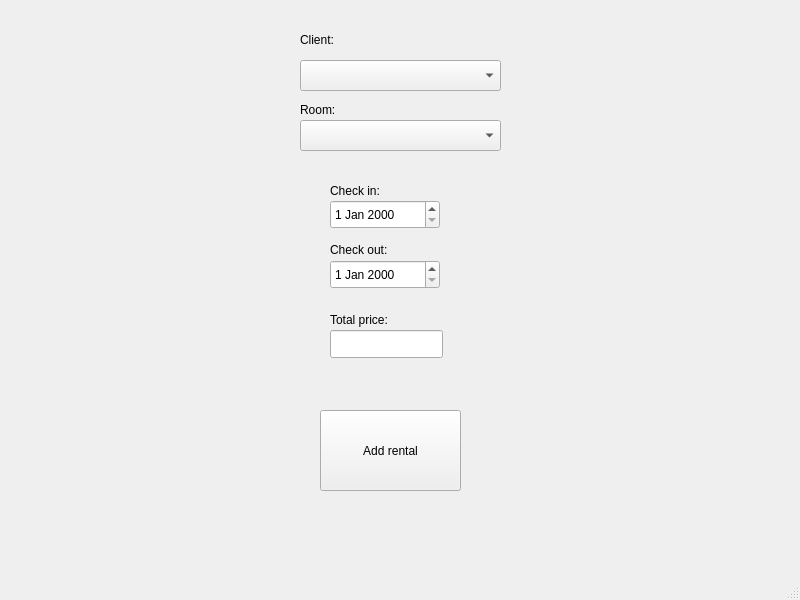
Qt form addrental.ui (sluchson/Projekt-Studia-HotelSystem) before a commit.
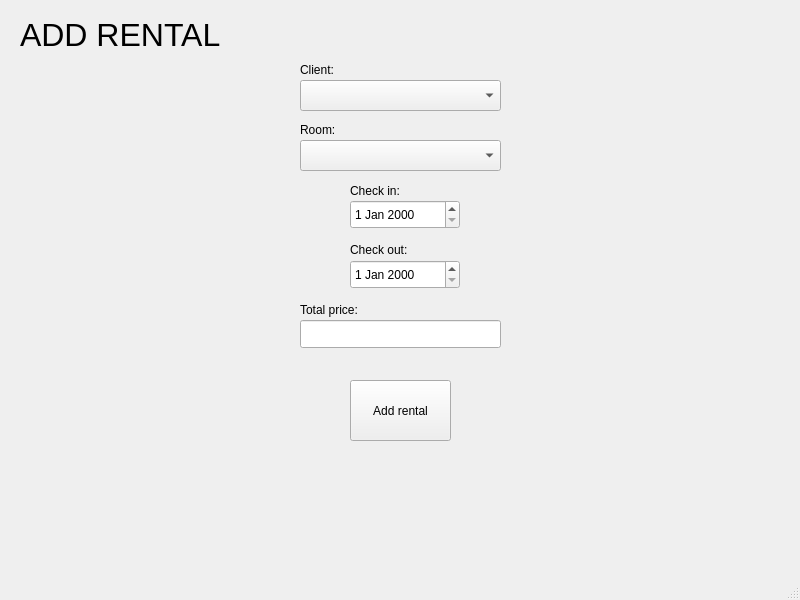
The same form after that commit.

What changed in the file:
```diff
--- a/addrental.ui
+++ b/addrental.ui
@@ -17,10 +17,10 @@
    <widget class="QPushButton" name="pushButton_add_rental">
     <property name="geometry">
      <rect>
-      <x>320</x>
-      <y>410</y>
-      <width>141</width>
-      <height>81</height>
+      <x>350</x>
+      <y>380</y>
+      <width>101</width>
+      <height>61</height>
      </rect>
     </property>
     <property name="text">
@@ -31,7 +31,7 @@
     <property name="geometry">
      <rect>
       <x>300</x>
-      <y>60</y>
+      <y>80</y>
       <width>201</width>
       <height>31</height>
      </rect>
@@ -40,7 +40,7 @@
    <widget class="QDateEdit" name="dateEdit_checkin">
     <property name="geometry">
      <rect>
-      <x>330</x>
+      <x>350</x>
       <y>200</y>
       <width>110</width>
       <height>29</height>
@@ -50,7 +50,7 @@
    <widget class="QDateEdit" name="dateEdit_checkout">
     <property name="geometry">
      <rect>
-      <x>330</x>
+      <x>350</x>
       <y>260</y>
       <width>110</width>
       <height>29</height>
@@ -61,7 +61,7 @@
     <property name="geometry">
      <rect>
       <x>300</x>
-      <y>120</y>
+      <y>140</y>
       <width>201</width>
       <height>31</height>
      </rect>
@@ -70,9 +70,9 @@
    <widget class="QLineEdit" name="lineEdit_price">
     <property name="geometry">
      <rect>
-      <x>330</x>
-      <y>330</y>
-      <width>113</width>
+      <x>300</x>
+      <y>320</y>
+      <width>201</width>
       <height>28</height>
      </rect>
     </property>
@@ -81,7 +81,7 @@
     <property name="geometry">
      <rect>
       <x>300</x>
-      <y>30</y>
+      <y>60</y>
       <width>63</width>
       <height>20</height>
      </rect>
@@ -94,7 +94,7 @@
     <property name="geometry">
      <rect>
       <x>300</x>
-      <y>100</y>
+      <y>120</y>
       <width>63</width>
       <height>20</height>
      </rect>
@@ -106,7 +106,7 @@
    <widget class="QLabel" name="label_3">
     <property name="geometry">
      <rect>
-      <x>330</x>
+      <x>350</x>
       <y>180</y>
       <width>63</width>
       <height>21</height>
@@ -119,7 +119,7 @@
    <widget class="QLabel" name="label_4">
     <property name="geometry">
      <rect>
-      <x>330</x>
+      <x>350</x>
       <y>240</y>
       <width>91</width>
       <height>20</height>
@@ -132,8 +132,8 @@
    <widget class="QLabel" name="label_5">
     <property name="geometry">
      <rect>
-      <x>330</x>
-      <y>310</y>
+      <x>300</x>
+      <y>300</y>
       <width>91</width>
       <height>20</height>
      </rect>
@@ -142,6 +142,24 @@
      <string>Total price:</string>
     </property>
    </widget>
+   <widget class="QLabel" name="labelClients">
+    <property name="geometry">
+     <rect>
+      <x>20</x>
+      <y>10</y>
+      <width>231</width>
+      <height>49</height>
+     </rect>
+    </property>
+    <property name="font">
+     <font>
+      <pointsize>24</pointsize>
+     </font>
+    </property>
+    <property name="text">
+     <string>ADD RENTAL</string>
+    </property>
+   </widget>
   </widget>
   <widget class="QMenuBar" name="menubar">
    <property name="geometry">
```
Left out of the diff: 2 changed lines with no effect on the pictures.
